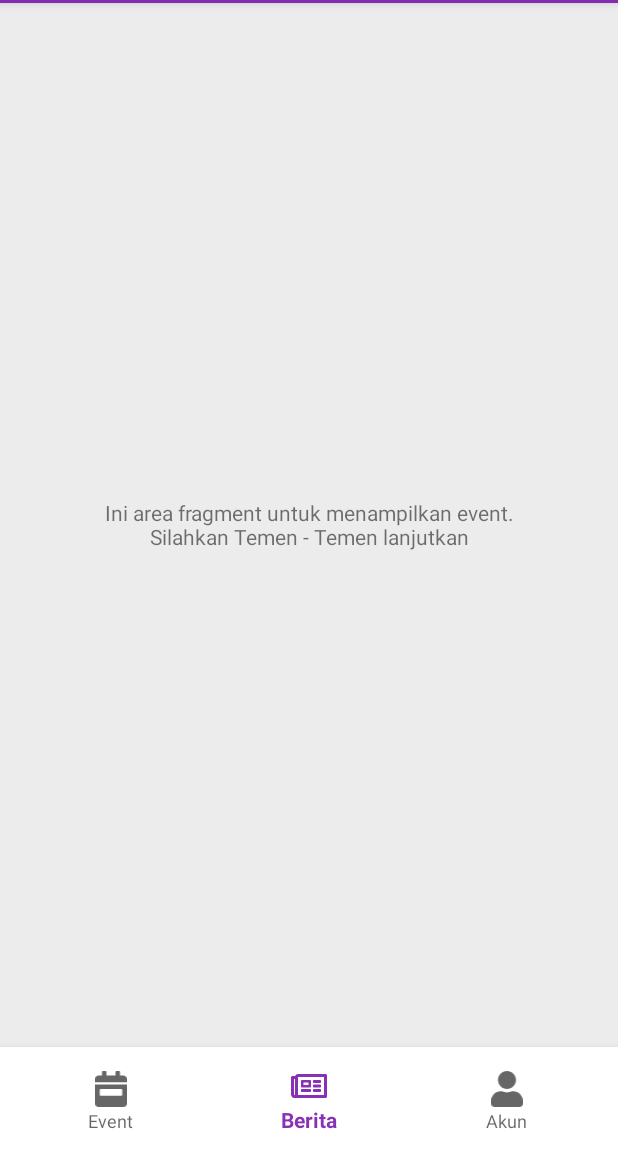
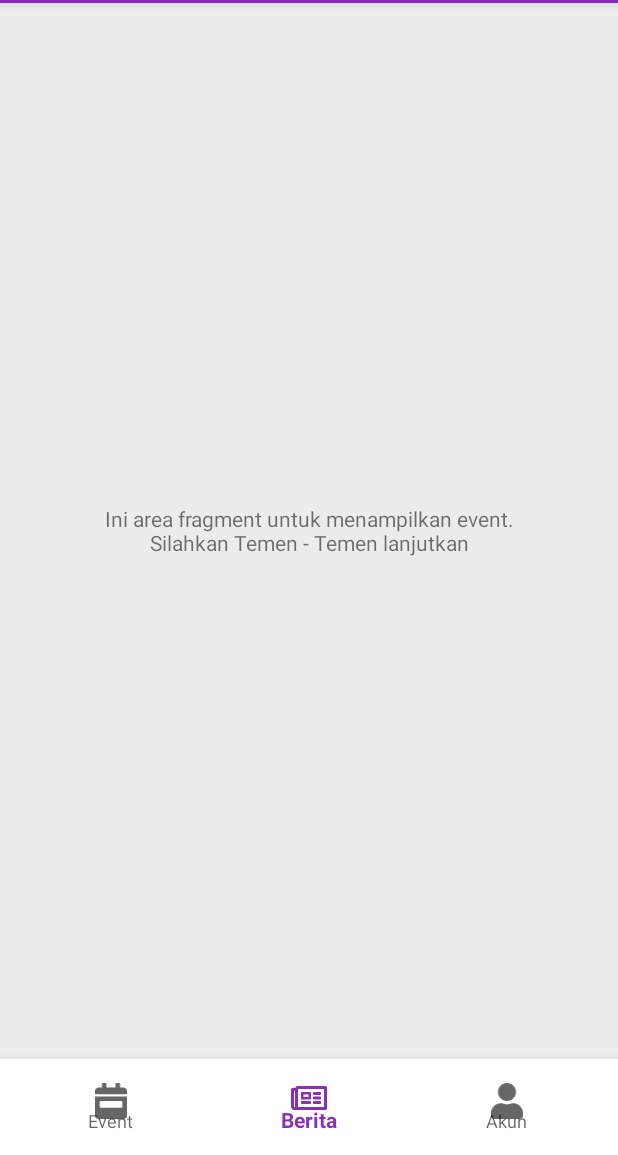
Before and after one commit to fppam4-teamtf/FPPAM4, an Android app: the screen it shows after launch (MainActivity), on a phone screen of 412 x 824 dp, the part 81-1236 px from its top. Run offline under Robolectric (Android 15) with nearby library versions, the phone set to English and light mode, and no system bars.

Commit message:
Base Project Commit

```diff
--- a/app/src/main/res/layout/activity_main.xml
+++ b/app/src/main/res/layout/activity_main.xml
@@ -11,7 +11,7 @@
         android:id="@+id/vp_main"
         android:layout_width="match_parent"
         android:layout_height="match_parent"
-        android:layout_marginBottom="72dp"
+        android:layout_marginBottom="64dp"
         app:layout_constraintBottom_toBottomOf="parent"
         app:layout_constraintLeft_toLeftOf="parent"
         app:layout_constraintRight_toRightOf="parent"
@@ -20,7 +20,7 @@
     <com.google.android.material.bottomnavigation.BottomNavigationView
         android:id="@+id/bnv_main"
         android:layout_width="match_parent"
-        android:layout_height="72dp"
+        android:layout_height="64dp"
         android:background="@color/white"
         android:padding="8dp"
         app:layout_constraintBottom_toBottomOf="parent"
```
